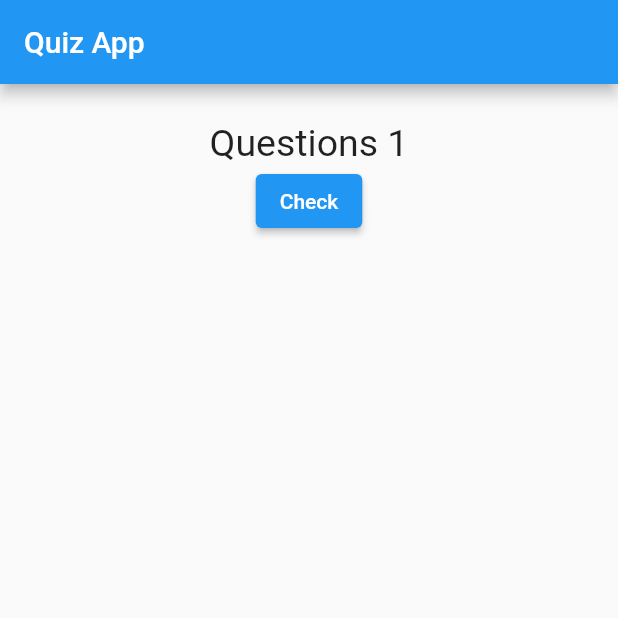
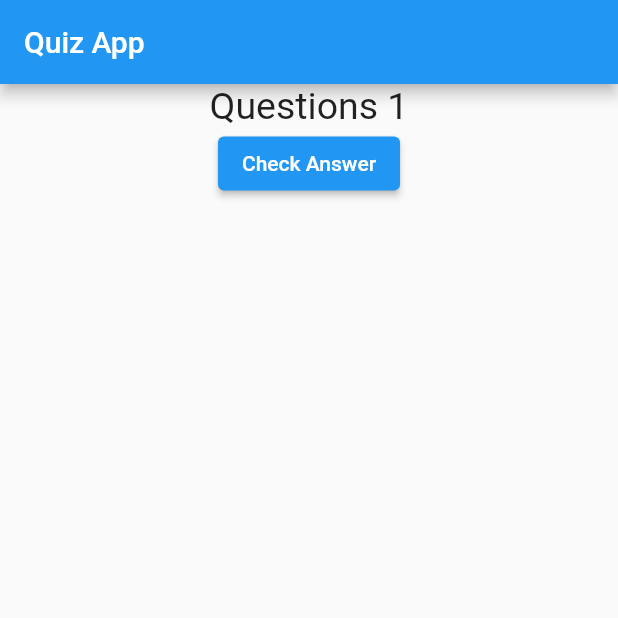
Before and after one commit to jluisflo/quiz_app_basic_flutter, a Flutter app: the screen it shows after launch, on a phone screen of 412 x 824 dp, the top half of it. Run offline on Flutter 3.47's test engine with Material 2 defaults, Android fonts, the phone set to English and light mode, and no system bars.

Commit message:
feat: question and answer widget

```diff
--- a/lib/main.dart
+++ b/lib/main.dart
@@ -1,5 +1,6 @@
 import 'package:flutter/material.dart';
-import 'question.dart';
+import 'package:quiz_app/widgets/answer.dart';
+import 'package:quiz_app/widgets/questions.dart';
 
 void main() => runApp(MyApp());
 
@@ -32,8 +33,10 @@ class _MyAppState extends State<MyApp> {
           ),
           body: Column(
             children: [
-              Question(_questionList[_questionIndex]),
-              ElevatedButton(onPressed: _nextQuestion, child: Text('Check'))
+              Question(
+                question: _questionList[_questionIndex].toString(),
+              ),
+              Answer(checkHandler: _nextQuestion)
             ],
           )),
     );
--- a/lib/question.dart
+++ /dev/null
@@ -1,19 +0,0 @@
-import 'package:flutter/material.dart';
-
-class Question extends StatelessWidget {
-  final String questionText;
-
-  Question(this.questionText);
-
-  @override
-  Widget build(BuildContext context) {
-    return Container(
-        width: double.infinity,
-        margin: EdgeInsets.only(top: 25),
-        child: Text(
-          questionText,
-          style: TextStyle(fontSize: 25),
-          textAlign: TextAlign.center,
-        ));
-  }
-}
--- /dev/null
+++ b/lib/widgets/answer.dart
@@ -0,0 +1,13 @@
+import 'package:flutter/material.dart';
+
+class Answer extends StatelessWidget {
+  final Function() checkHandler;
+  const Answer({required this.checkHandler });
+
+  @override
+  Widget build(BuildContext context) {
+    return Container(
+      child: ElevatedButton(onPressed: checkHandler, child: Text('Check Answer')),
+    );
+  }
+}
--- /dev/null
+++ b/lib/widgets/questions.dart
@@ -0,0 +1,19 @@
+import 'package:flutter/material.dart';
+
+class Question extends StatelessWidget {
+  final String question;
+
+  Question({required this.question});
+
+  @override
+  Widget build(BuildContext context) {
+    return Container(
+      width: double.infinity,
+      child: Text(
+        question,
+        textAlign: TextAlign.center,
+        style: TextStyle(fontSize: 25),
+      ),
+    );
+  }
+}
```
